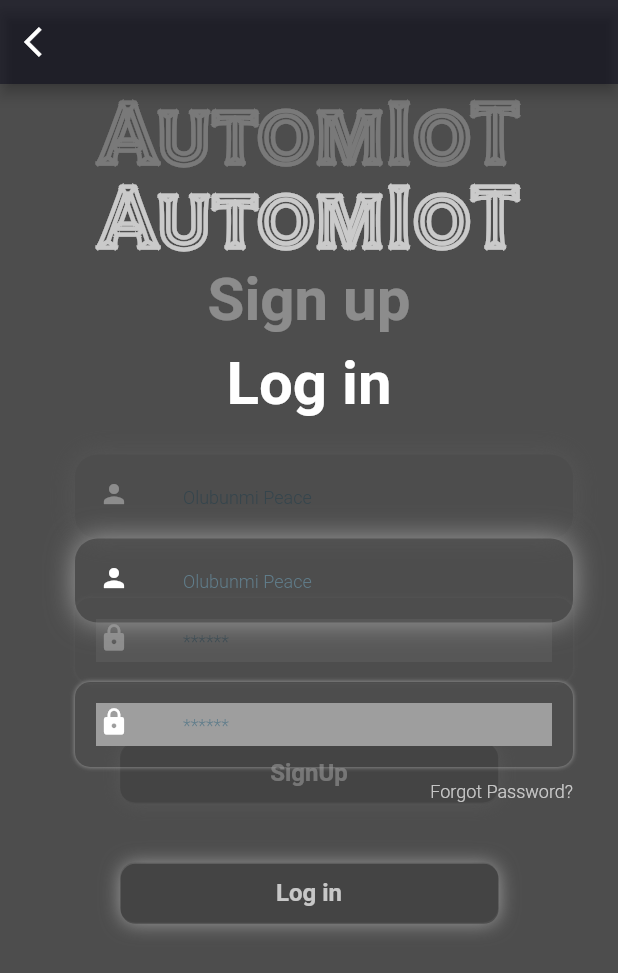
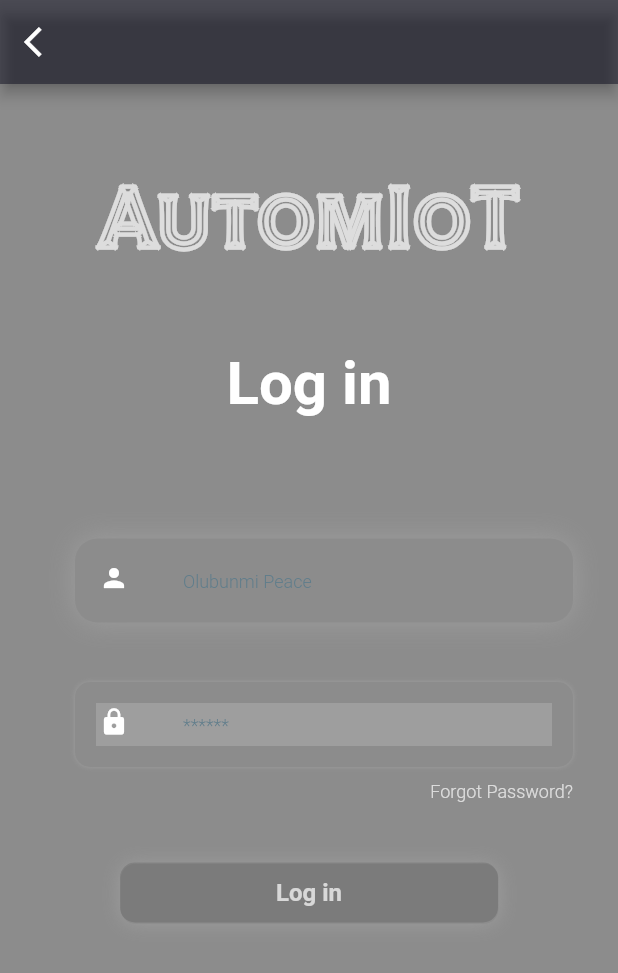
Before and after one commit to covenant-Peace/autom_i_o_t, a Flutter app: the screen it shows after launch, after a tap on "SignUp", on a phone screen of 412 x 824 dp. Shown: the top 973 px of the screen. Run offline on Flutter 3.47's test engine with Material 2 defaults, Android fonts, the phone set to English and light mode, and no system bars; drawn by our look-alikes of flutter_animate.

Commit message:
login screen transition

```diff
--- a/lib/signup.dart
+++ b/lib/signup.dart
@@ -3,7 +3,6 @@
 import 'package:autom_i_o_t/login.dart';
 import 'package:flutter/material.dart';
 import 'package:flutter_animate/flutter_animate.dart';
-import 'package:page_transition/page_transition.dart';
 
 import 'constants.dart';
 
@@ -179,14 +178,27 @@ class _CreateAccountState extends State<CreateAccount> {
               onTap: () {
                 Navigator.push(
                     context,
-                    PageTransition(
-                        child: Login(),
-                        type: PageTransitionType.rotate,
-                        alignment: Alignment.center,
-                        isIos: true,
-                        ctx: context,
-                      inheritTheme: true,
-                    ),
+                  PageRouteBuilder(
+                    transitionDuration: Duration(milliseconds: 500),
+                    pageBuilder: (
+                        BuildContext context,
+                        Animation<double> animation,
+                        Animation<double> secondaryAnimation,) {
+                      return Login();
+                    },
+                    transitionsBuilder: (
+                        BuildContext context,
+                        Animation<double> animation,
+                        Animation<double> secondaryAnimation,
+                        Widget child) {
+                      return Align(
+                        child: FadeTransition(
+                          opacity: animation,
+                          child: child,
+                        ),
+                      );
+                    },
+                  ),
                 );
               },
               child: Container(
--- a/pubspec.yaml
+++ b/pubspec.yaml
@@ -36,7 +36,6 @@ dependencies:
   # Use with the CupertinoIcons class for iOS style icons.
   cupertino_icons: ^1.0.2
   flutter_animate: ^4.2.0
-  page_transition: ^2.0.9
 
 dev_dependencies:
   flutter_test:
```
Also changed, not shown: pubspec.lock.
